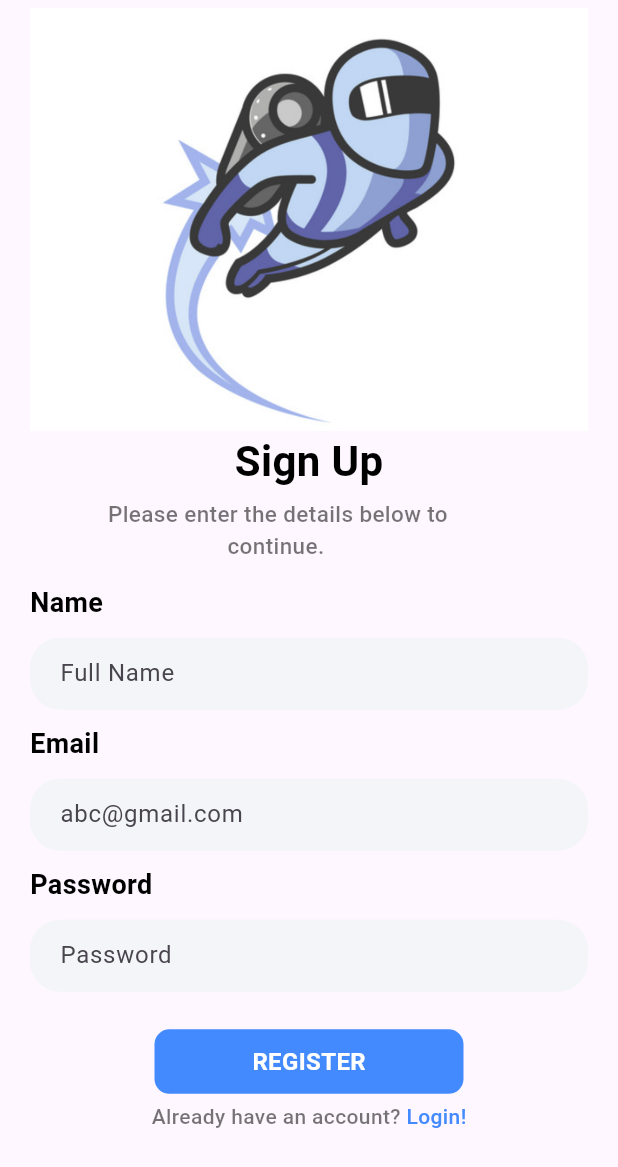
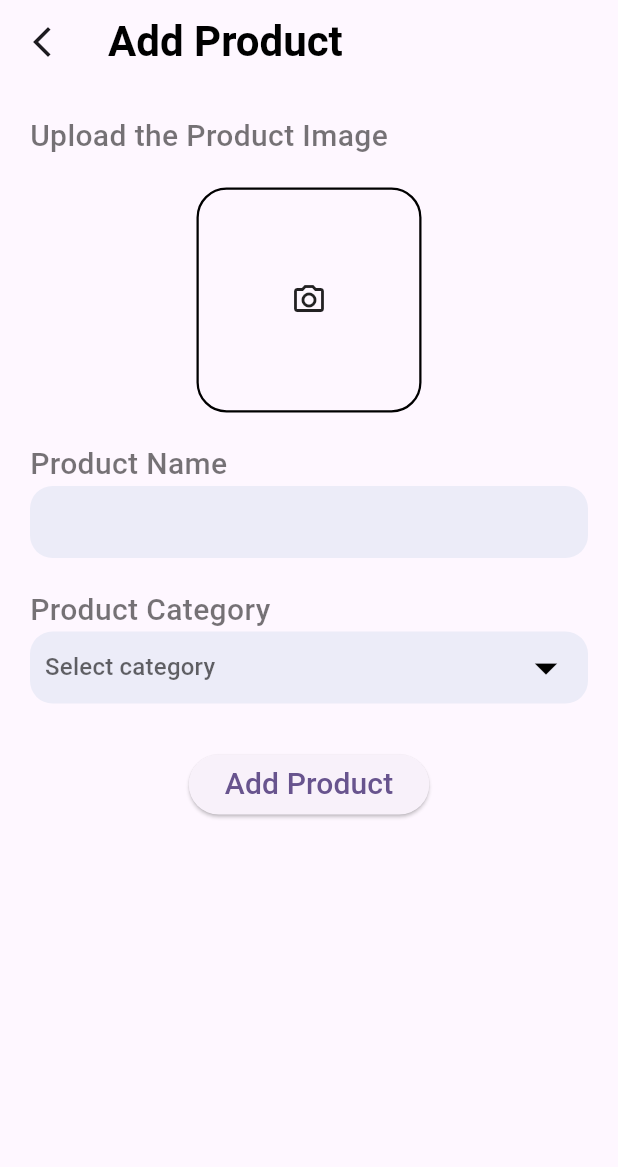
Before and after one commit to samarth-5/Trendy-Kart, a Flutter app: the screen it shows after launch, on a phone screen of 412 x 824 dp. Shown: the top 1167 px of the screen. Run offline on Flutter 3.47's test engine with Material 3 defaults, Android fonts, the phone set to English and light mode, and no system bars; our stand-ins replace cloud_firestore, curved_navigation_bar, firebase_auth, firebase_core, random_string, shared_preferences; accounts and stored records are empty.

Commit message:
completed add product page ui

```diff
--- a/lib/main.dart
+++ b/lib/main.dart
@@ -1,6 +1,7 @@
 import 'package:firebase_core/firebase_core.dart';
 import 'package:flutter/material.dart';
 import 'package:trendy_kart/admin/admin_login.dart';
+import 'package:trendy_kart/pages/add_product.dart';
 import 'package:trendy_kart/pages/signup.dart';
 
 void main() async {
@@ -21,7 +22,7 @@ class MyApp extends StatelessWidget {
         colorScheme: ColorScheme.fromSeed(seedColor: Colors.deepPurple),
         useMaterial3: true,
       ),
-      home: Signup(),
+      home: AddProduct(),
     );
   }
 }
--- /dev/null
+++ b/lib/pages/add_product.dart
@@ -0,0 +1,133 @@
+import 'package:flutter/material.dart';
+import 'package:trendy_kart/widgets/support_widget.dart';
+
+class AddProduct extends StatefulWidget {
+  const AddProduct({super.key});
+
+  @override
+  State<AddProduct> createState() => _AddProductState();
+}
+
+class _AddProductState extends State<AddProduct> {
+  String? value = "";
+  final List<String> categoryItems = [
+    'Watch',
+    'Laptop',
+    'TV',
+    'Headphones',
+  ];
+
+  @override
+  Widget build(BuildContext context) {
+    return Scaffold(
+      appBar: AppBar(
+        leading: GestureDetector(
+          onTap: () {
+            Navigator.pop(context);
+          },
+          child: const Icon(Icons.arrow_back_ios_new_outlined),
+        ),
+        title: Text(
+          "Add Product",
+          style: AppWidget.boldTextFieldStyle(),
+        ),
+      ),
+      body: SingleChildScrollView(
+        child: Container(
+          margin: const EdgeInsets.only(left: 20, top: 20, right: 20),
+          child: Column(
+            crossAxisAlignment: CrossAxisAlignment.start,
+            children: [
+              Text(
+                "Upload the Product Image",
+                style: AppWidget.lightTextFieldStyle(),
+              ),
+              const SizedBox(
+                height: 20,
+              ),
+              Center(
+                child: Container(
+                  height: 150,
+                  width: 150,
+                  decoration: BoxDecoration(
+                    border: Border.all(color: Colors.black, width: 1.5),
+                    borderRadius: BorderRadius.circular(20),
+                  ),
+                  child: const Icon(Icons.camera_alt_outlined),
+                ),
+              ),
+              const SizedBox(
+                height: 20,
+              ),
+              Text(
+                "Product Name",
+                style: AppWidget.lightTextFieldStyle(),
+              ),
+              Container(
+                padding: const EdgeInsets.symmetric(horizontal: 20),
+                width: MediaQuery.of(context).size.width,
+                decoration: BoxDecoration(
+                  color: const Color(0xFFececf8),
+                  borderRadius: BorderRadius.circular(15),
+                ),
+                child: const TextField(
+                  decoration: InputDecoration(border: InputBorder.none),
+                ),
+              ),
+              const SizedBox(
+                height: 20,
+              ),
+              Text(
+                "Product Category",
+                style: AppWidget.lightTextFieldStyle(),
+              ),
+              Container(
+                padding: const EdgeInsets.symmetric(horizontal: 10),
+                width: MediaQuery.of(context).size.width,
+                decoration: BoxDecoration(
+                  color: const Color(0xFFececf8),
+                  borderRadius: BorderRadius.circular(15),
+                ),
+                child: DropdownButtonHideUnderline(
+                  child: DropdownButton<String>(
+                    items: categoryItems
+                        .map((item) => DropdownMenuItem(
+                              value: item,
+                              child: Text(
+                                item,
+                                style: AppWidget.normalTextFieldStyle(),
+                              ),
+                            ))
+                        .toList(),
+                    onChanged: ((value) => setState(() {
+                          this.value = value;
+                        })),
+                    dropdownColor: Colors.white,
+                    hint: const Text("Select category"),
+                    iconSize: 36,
+                    icon: const Icon(
+                      Icons.arrow_drop_down,
+                      color: Colors.black,
+                    ),
+                    value: value,
+                  ),
+                ),
+              ),
+              const SizedBox(
+                height: 30,
+              ),
+              Center(
+                  child: ElevatedButton(
+                onPressed: () {},
+                child: const Text(
+                  "Add Product",
+                  style: TextStyle(fontSize: 20),
+                ),
+              ))
+            ],
+          ),
+        ),
+      ),
+    );
+  }
+}
```
